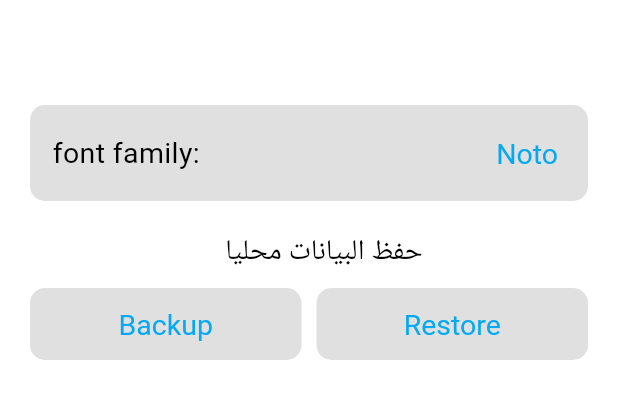
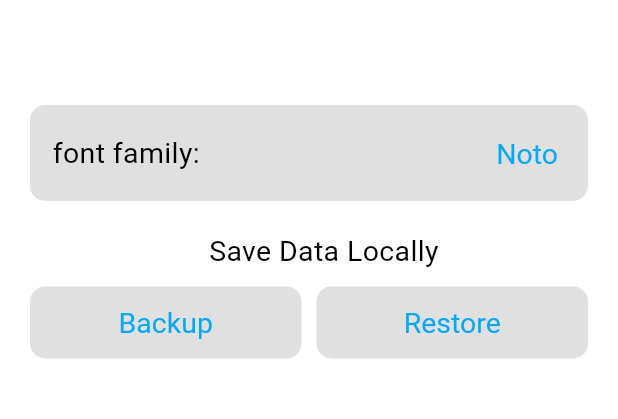
Before and after one commit to hesham04Dev/KAF, a Flutter app: the SettingsPage screen opened directly, on a phone screen of 412 x 824 dp, the part 84-503 px from its top. Run offline on Flutter 3.47's test engine with Material 2 defaults, Android fonts, the phone set to English and light mode, and no system bars; drawn by our look-alikes of dynamic_color; our stand-ins replace date_format, device_info_plus, file_picker, isar, permission_handler, shared_preferences; accounts and stored records are empty; generated files the repository leaves out were written again; Roboto replaces fonts that are missing (Noto).

Commit message:
bug fixes

```diff
--- a/lib/models/FolderNameDialog.dart
+++ b/lib/models/FolderNameDialog.dart
@@ -40,7 +40,7 @@ class FolderNameDialog extends StatelessWidget {
                 ),
                 MultiLineText(
                   margin: 120,
-                  text: "أدخل اسم المجلد:",
+                  text: locale[TranslationsKeys.enterFolderName]!,
                   maxLines: 1,
                   fontSize: 20,
                   textDirection: isRtlTextDirection(isRtl),
--- a/lib/models/FolderOrNoteButton.dart
+++ b/lib/models/FolderOrNoteButton.dart
@@ -23,7 +23,7 @@ class FolderOrNoteButton extends StatelessWidget {
     return Padding(
       padding: const EdgeInsets.symmetric(vertical: 8.0),
       child: MaterialButton(
-        color: Theme.of(context).primaryColor.withOpacity(0.3),
+        color: Colors.black12,
         elevation: 0,
         hoverElevation: 0,
         onLongPress: () {
--- a/lib/screens/NotePage.dart
+++ b/lib/screens/NotePage.dart
@@ -49,7 +49,9 @@ class NotePage extends StatelessWidget {
           },
           icon: Icon(Icons.arrow_back_ios_rounded),
         ),
-        title: Text(date.toString()),
+        title: Text(
+          locale[TranslationsKeys.title]!,
+        ),
         actions: [
           IconButton(
               onPressed: () {
@@ -103,7 +105,7 @@ class NotePage extends StatelessWidget {
         ),
         child: Padding(
           padding: EdgeInsets.all(8),
-          child: Column(
+          child: ListView(
             children: [
               Row(
                 textDirection: titleDirection,
--- a/lib/screens/randomNotes.dart
+++ b/lib/screens/randomNotes.dart
@@ -1,12 +1,10 @@
 import 'package:date_format/date_format.dart';
 import 'package:flutter/material.dart';
-import 'package:flutter/services.dart';
 import 'package:note_files/models/NoteButton.dart';
 import 'package:note_files/requiredData.dart';
+
 import '../collection/Note.dart';
 import '../functions/isRtlTextDirection.dart';
-import '../models/MultiLineText.dart';
-
 import '../translations/translations.dart';
 
 const String githubSource = "https://github.com/hesham04Dev/note_files";
--- a/lib/screens/settings.dart
+++ b/lib/screens/settings.dart
@@ -8,7 +8,6 @@ import 'package:note_files/requiredData.dart';
 import 'package:path_provider/path_provider.dart';
 import 'package:permission_handler/permission_handler.dart';
 
-import '../functions/boolFn.dart';
 import '../functions/isRtlTextDirection.dart';
 import '../models/styles.dart';
 import '../translations/translations.dart';
@@ -33,13 +32,7 @@ class _SettingsPageState extends State<SettingsPage> {
   @override
   Widget build(BuildContext context) {
     bool isAmiri = requiredData.isAmiri;
-    bool isDark = isDarkMode(context);
-    Color background;
-    if (!isDark) {
-      background = Colors.black12;
-    } else {
-      background = Colors.white12;
-    }
+
     if (Platform.isAndroid) {
       deviceInfo = DeviceInfoPlugin().androidInfo;
     }
@@ -66,7 +59,8 @@ class _SettingsPageState extends State<SettingsPage> {
               ),
               Container(
                 decoration: BoxDecoration(
-                    color: background, borderRadius: BorderRadius.circular(10)),
+                    color: Colors.black12,
+                    borderRadius: BorderRadius.circular(10)),
                 child: Row(
                   mainAxisAlignment: MainAxisAlignment.spaceBetween,
                   children: [
@@ -104,7 +98,7 @@ class _SettingsPageState extends State<SettingsPage> {
                 padding: const EdgeInsetsDirectional.only(start: 20),
                 child: Text(
                   //locale[TranslationsKeys.dataRecovery]!,
-                  "حفظ البيانات محليا",
+                  locale[TranslationsKeys.saveDataLocally]!,
                   textAlign: TextAlign.center,
                   style: MediumText(),
                 ),
@@ -120,7 +114,7 @@ class _SettingsPageState extends State<SettingsPage> {
                     children: [
                       Container(
                         decoration: BoxDecoration(
-                            color: background,
+                            color: Colors.black12,
                             borderRadius: BorderRadius.circular(10)),
                         width: half,
                         child: TextButton(
@@ -170,7 +164,7 @@ class _SettingsPageState extends State<SettingsPage> {
                       ),
                       Container(
                         decoration: BoxDecoration(
-                            color: background,
+                            color: Colors.black12,
                             borderRadius: BorderRadius.circular(10)),
                         width: half,
                         child: TextButton(
--- a/lib/translations/translations.dart
+++ b/lib/translations/translations.dart
@@ -106,8 +106,8 @@ abstract class TranslationsKeys {
   static const wrongFile = 'wrongFile';
   static const restore = 'restore';
   static const restoreOldDbMsg = 'restoreOldDbMsg';
-
-
+  static const enterFolderName = 'enterFolderName';
+  static const saveDataLocally = 'saveDataLocally';
 }
 
 class Translations {
@@ -127,8 +127,10 @@ class Translations {
     "delete": "حذف",
     "done": "تم",
     "folderName": "اسم المجلد",
+    "saveDataLocally": "حفظ البيانات محليا",
     "about": "عن التطبيق",
     "restore": "استعادة البيانات",
+    "enterFolderName": "أدخل اسم المجلد",
     "restoreOldDbMsg": "هل تريد استعادة البيانات القديمة عوضا عن هذه",
     "aboutContent": '''حول تطبيق ناف
 
@@ -182,16 +184,18 @@ class Translations {
     "yourNote": "Your Note",
     "discardYourNote": "Discard your note",
     "discard": "Discard",
+    "saveDataLocally": "Save Data Locally",
     "cancel": "Cancel",
     "edit": "Edit",
     "delete": "Delete",
     "done": "Done",
+    "enterFolderName": "Enter Folder Name",
     "folderName": "Folder Name",
     "about": "About",
     "restoreOldDbMsg": "Do you want to recover old data instead of this",
-    "search" :"Search",
-    "fontFamily" :"font family:",
-    "restore" :"Restore",
+    "search": "Search",
+    "fontFamily": "font family:",
+    "restore": "Restore",
     "backupMsg": "the backup saved in the downloads directory",
     "aboutContent":
         ''' Welcome to NAF, your reliable companion for efficient note-taking,
```
Also changed, not shown: lib/screens/FolderPage.dart (+10 -3 lines), lib/screens/PriorityPage.dart (+2 -8 lines).
